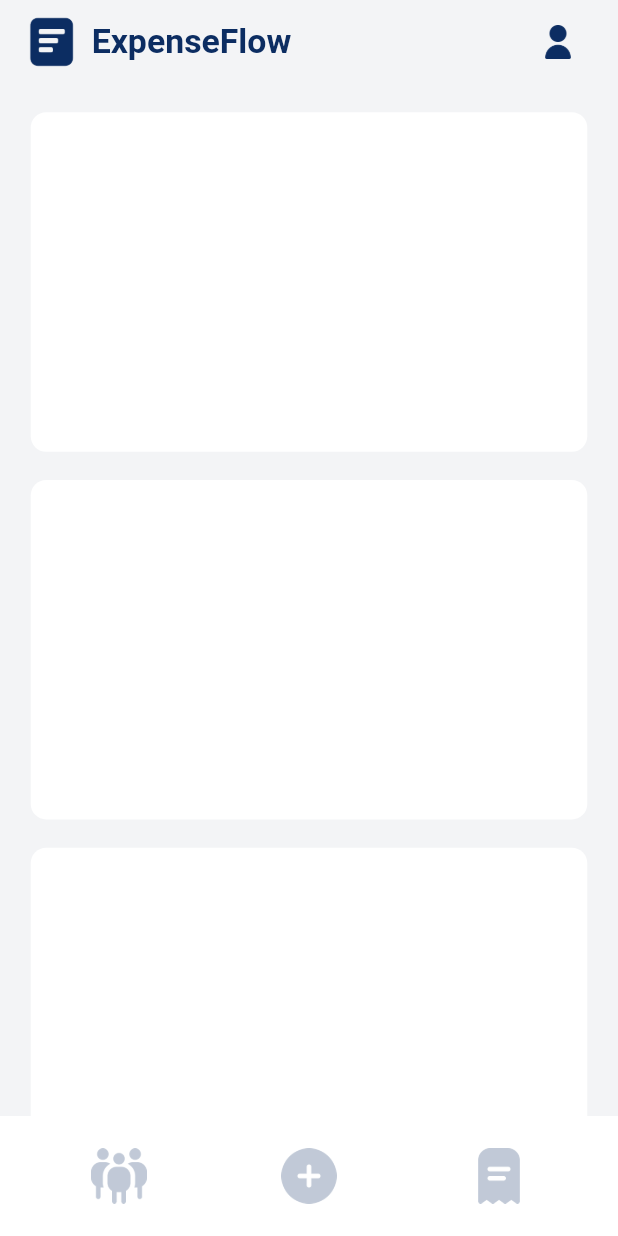
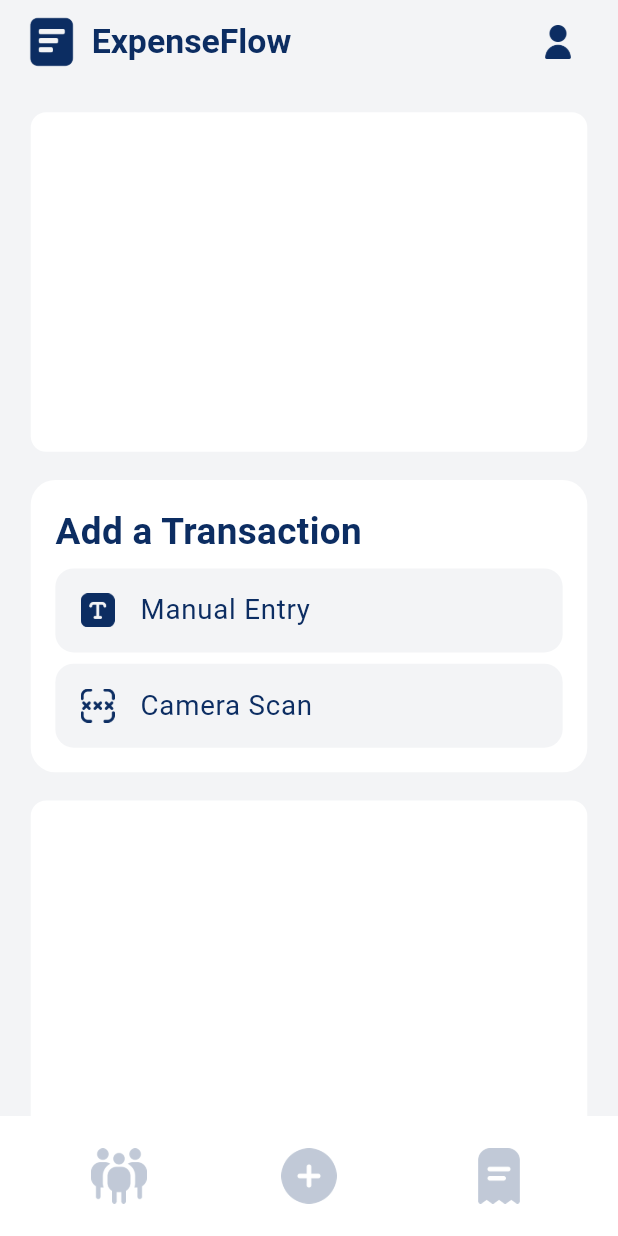
Before and after one commit to CSSE6400/2025_P1_ExpenseFlow, a Flutter app: the screen it shows after launch, on a phone screen of 412 x 824 dp. Run offline on Flutter 3.47's test engine with Material 3 defaults, Android fonts, the phone set to English and light mode, and no system bars; our stand-ins replace google_fonts.

Commit message:
Home Screen (5/n) - Add an Expense Widget

```diff
--- a/ui/lib/screens/home_screen/elements/home_screen_add_an_expense.dart
+++ b/ui/lib/screens/home_screen/elements/home_screen_add_an_expense.dart
@@ -1,8 +1,11 @@
 // Flutter imports
 import 'package:flutter/material.dart';
+// Third-party imports
+import 'package:google_fonts/google_fonts.dart';
 // Common
 import '../../../common/color_palette.dart';
 import '../../../common/proportional_sizes.dart';
+import '../../../common/icon_maker.dart';
 
 class HomeScreenAddAnExpense extends StatelessWidget {
   final bool isDarkMode;
@@ -12,19 +15,100 @@ class HomeScreenAddAnExpense extends StatelessWidget {
   @override
   Widget build(BuildContext context) {
     final proportionalSizes = ProportionalSizes(context: context);
-    final backgroundColor = isDarkMode ? ColorPalette.buttonTextDark : ColorPalette.buttonText;
+
+    // Outer background remains same as original (for the full widget)
+    final outerBackgroundColor = isDarkMode
+        ? ColorPalette.buttonTextDark
+        : ColorPalette.buttonText;
+
+    // Button background (for the two clickable buttons)
+    final buttonBackgroundColor = isDarkMode
+        ? ColorPalette.backgroundDark
+        : ColorPalette.background;
+
+    final textColor = isDarkMode
+        ? ColorPalette.primaryTextDark
+        : ColorPalette.primaryText;
 
     return Container(
       width: double.infinity,
-      height: proportionalSizes.scaleHeight(240),
+      padding: EdgeInsets.all(proportionalSizes.scaleWidth(16)),
       decoration: BoxDecoration(
-        color: backgroundColor,
+        color: outerBackgroundColor, // ← This stays as buttonText / buttonTextDark
         borderRadius: BorderRadius.circular(
-          proportionalSizes.scaleWidth(10),
+          proportionalSizes.scaleWidth(16),
         ),
       ),
+      child: Column(
+        crossAxisAlignment: CrossAxisAlignment.start,
+        children: [
+          // Title
+          Text(
+            'Add a Transaction',
+            style: GoogleFonts.roboto(
+              fontSize: proportionalSizes.scaleText(24),
+              fontWeight: FontWeight.bold,
+              color: textColor,
+            ),
+          ),
 
-      // TODO: Add functionality to Add an Expense here
+          SizedBox(height: proportionalSizes.scaleHeight(8)),
+
+          // Manual Entry Button
+          Container(
+            decoration: BoxDecoration(
+              color: buttonBackgroundColor, // ← Correct background for button
+              borderRadius: BorderRadius.circular(
+                proportionalSizes.scaleWidth(12),
+              ),
+            ),
+            child: ListTile(
+              leading: IconMaker(
+                assetPath: 'assets/icons/manual_entry.png',
+                isDarkMode: isDarkMode,
+              ),
+              title: Text(
+                'Manual Entry',
+                style: GoogleFonts.roboto(
+                  fontSize: proportionalSizes.scaleText(18),
+                  color: textColor,
+                ),
+              ),
+              onTap: () {
+                // TODO: Navigate to Manual Entry Screen
+              },
+            ),
+          ),
+
+          SizedBox(height: proportionalSizes.scaleHeight(8)),
+
+          // Camera Scan Button
+          Container(
+            decoration: BoxDecoration(
+              color: buttonBackgroundColor, // ← Correct background for button
+              borderRadius: BorderRadius.circular(
+                proportionalSizes.scaleWidth(12),
+              ),
+            ),
+            child: ListTile(
+              leading: IconMaker(
+                assetPath: 'assets/icons/scan.png',
+                isDarkMode: isDarkMode,
+              ),
+              title: Text(
+                'Camera Scan',
+                style: GoogleFonts.roboto(
+                  fontSize: proportionalSizes.scaleText(18),
+                  color: textColor,
+                ),
+              ),
+              onTap: () {
+                // TODO: Navigate to Camera Scan Screen
+              },
+            ),
+          ),
+        ],
+      ),
     );
   }
 }
--- a/ui/pubspec.yaml
+++ b/ui/pubspec.yaml
@@ -66,6 +66,8 @@ flutter:
     - assets/icons/cross.png
     - assets/icons/expenses.png
     - assets/icons/group.png
+    - assets/icons/manual_entry.png
+    - assets/icons/scan.png
     - assets/icons/user.png
     - assets/logo/expenseflow_logo.png
     - assets/stickers/user.png
```
Also changed, not shown: ui/assets/icons/manual_entry.png (added), ui/assets/icons/scan.png (added).
